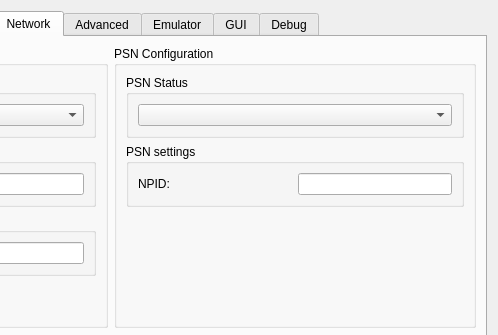
RPCS3/rpcs3, file rpcs3/rpcs3qt/settings_dialog.ui: the form before one commit; both pictures show x 276 to 774 and y 0 to 335 of the 774 by 675 pixel window.
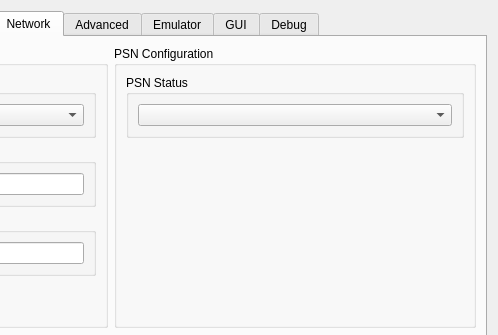
The form after the commit. The open tabs and pages were chosen to show the change. Icons and pictures are not drawn.

Patch:
```diff
--- a/rpcs3/rpcs3qt/settings_dialog.ui
+++ b/rpcs3/rpcs3qt/settings_dialog.ui
@@ -1676,39 +1676,6 @@
               </layout>
              </widget>
             </item>
-            <item>
-             <widget class="QGroupBox" name="gb_edit_npid">
-              <property name="title">
-               <string>PSN settings</string>
-              </property>
-              <layout class="QVBoxLayout" name="gb_edit_npid_layout">
-               <item>
-                <layout class="QHBoxLayout" name="edit_npid_layout">
-                 <item>
-                  <widget class="QLabel" name="edit_npid_label">
-                   <property name="text">
-                    <string>NPID:</string>
-                   </property>
-                  </widget>
-                 </item>
-                 <item>
-                  <widget class="QLineEdit" name="edit_npid">
-                   <property name="sizePolicy">
-                    <sizepolicy hsizetype="Minimum" vsizetype="Fixed">
-                     <horstretch>0</horstretch>
-                     <verstretch>0</verstretch>
-                    </sizepolicy>
-                   </property>
-                   <property name="maxLength">
-                    <number>16</number>
-                   </property>
-                  </widget>
-                 </item>
-                </layout>
-               </item>
-              </layout>
-             </widget>
-            </item>
             <item>
              <spacer name="networkTabSpacerRight">
               <property name="orientation">
```
